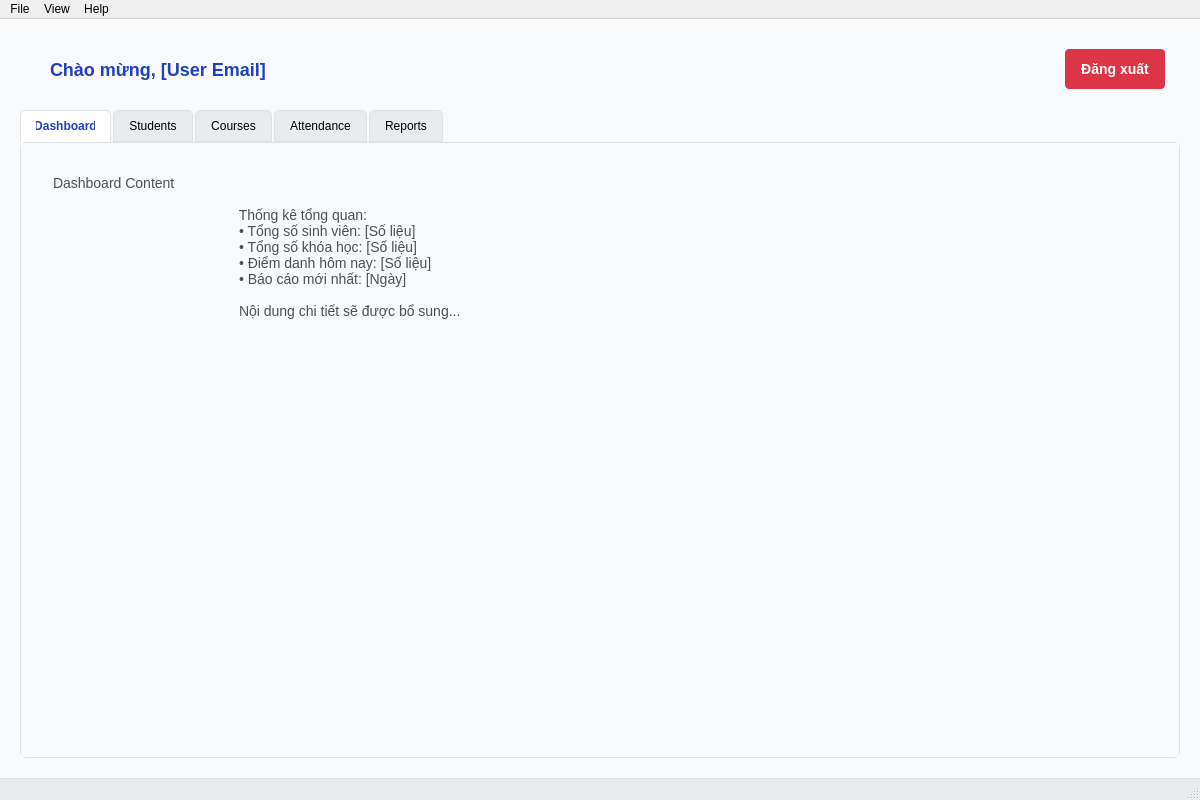
Above: app.ui from nguyendan07/seminary-management-system before the change. Below: the same form after it.
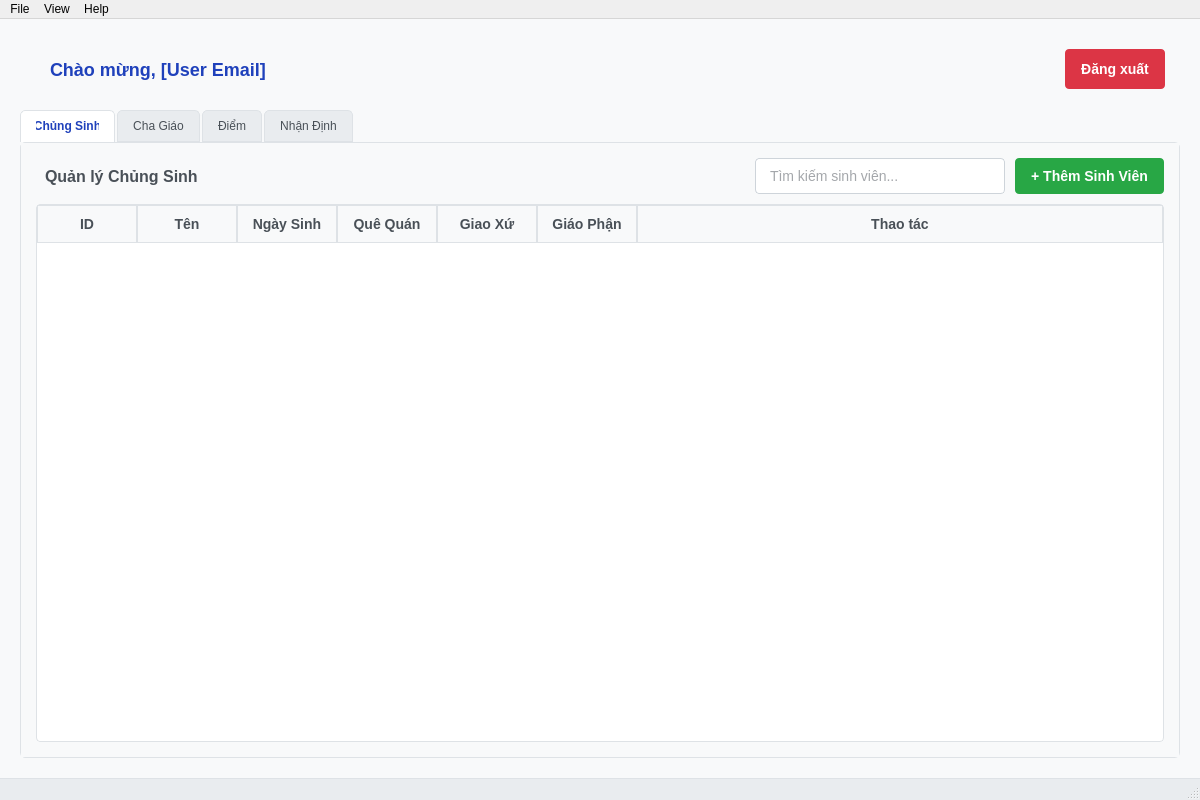
That is the form after the change.

Commit message: feat: Implement student management module with CRUD operations

What changed in the file:
```diff
--- a/app.ui
+++ b/app.ui
@@ -122,72 +122,247 @@
                 <item>
                     <widget class="QTabWidget" name="tabWidget">
                         <property name="styleSheet">
-                            <string notr="true">QTabWidget::pane {
-                                border: 1px solid #dee2e6;
-                                background-color: white;
-                                border-radius: 5px;
+                            <string notr="true">
+                                QTabWidget::pane {
+                                    border: 1px solid #dee2e6;
+                                    background-color: white;
+                                    border-radius: 5px;
                                 }
 
                                 QTabBar::tab {
-                                background-color: #e9ecef;
-                                border: 1px solid #dee2e6;
-                                padding: 8px 15px;
-                                margin-right: 2px;
-                                border-top-left-radius: 5px;
-                                border-top-right-radius: 5px;
+                                    background-color: #e9ecef;
+                                    color: #495057;
+                                    border: 1px solid #dee2e6;
+                                    padding: 8px 15px;
+                                    margin-right: 2px;
+                                    border-top-left-radius: 5px;
+                                    border-top-right-radius: 5px;
                                 }
 
                                 QTabBar::tab:selected {
-                                background-color: white;
-                                border-bottom: 1px solid white;
-                                color: #1F41BB;
-                                font-weight: bold;
+                                    background-color: white;
+                                    border-bottom: 1px solid white;
+                                    color: #1F41BB;
+                                    font-weight: bold;
                                 }
 
                                 QTabBar::tab:hover {
-                                background-color: #f8f9fa;
-                                }</string>
+                                    background-color: #f8f9fa;
+                                }
+                            </string>
                         </property>
                         <property name="currentIndex">
                             <number>0</number>
                         </property>
                         <widget class="QWidget" name="dashboardTab">
                             <attribute name="title">
-                                <string>Dashboard</string>
+                                <string>Chủng Sinh</string>
                             </attribute>
-                            <layout class="QVBoxLayout" name="dashboardLayout">
+                            <layout class="QVBoxLayout" name="studentLayout">
+                                <property name="spacing">
+                                    <number>10</number>
+                                </property>
+                                <property name="leftMargin">
+                                    <number>15</number>
+                                </property>
+                                <property name="topMargin">
+                                    <number>15</number>
+                                </property>
+                                <property name="rightMargin">
+                                    <number>15</number>
+                                </property>
+                                <property name="bottomMargin">
+                                    <number>15</number>
+                                </property>
                                 <item>
-                                    <widget class="QLabel" name="dashboardContent">
+                                    <layout class="QHBoxLayout" name="studentToolbarLayout">
+                                        <property name="spacing">
+                                            <number>10</number>
+                                        </property>
+                                        <item>
+                                            <widget class="QLabel" name="studentTitleLabel">
+                                                <property name="styleSheet">
+                                                    <string notr="true">QLabel {
+                                                        font-size: 16px;
+                                                        font-weight: bold;
+                                                        color: #495057;
+                                                        padding: 5px;
+                                                        }</string>
+                                                </property>
+                                                <property name="text">
+                                                    <string>Quản lý Chủng Sinh</string>
+                                                </property>
+                                            </widget>
+                                        </item>
+                                        <item>
+                                            <spacer name="studentToolbarSpacer">
+                                                <property name="orientation">
+                                                    <enum>Qt::Orientation::Horizontal</enum>
+                                                </property>
+                                                <property name="sizeHint" stdset="0">
+                                                    <size>
+                                                        <width>40</width>
+                                                        <height>20</height>
+                                                    </size>
+                                                </property>
+                                            </spacer>
+                                        </item>
+                                        <item>
+                                            <widget class="QLineEdit" name="studentSearchEdit">
+                                                <property name="maximumSize">
+                                                    <size>
+                                                        <width>250</width>
+                                                        <height>16777215</height>
+                                                    </size>
+                                                </property>
+                                                <property name="styleSheet">
+                                                    <string notr="true">
+                                                        QLineEdit {
+                                                            padding: 8px 12px;
+                                                            border: 1px solid #ced4da;
+                                                            border-radius: 4px;
+                                                            font-size: 14px;
+                                                            background-color: white;
+                                                            color: #495057;
+                                                        }
+                                                        QLineEdit:focus {
+                                                            border-color: #1F41BB;
+                                                            outline: none;
+                                                        }</string>
+                                                </property>
+                                                <property name="placeholderText">
+                                                    <string>Tìm kiếm sinh viên...</string>
+                                                </property>
+                                            </widget>
+                                        </item>
+                                        <item>
+                                            <widget class="QPushButton" name="addStudentButton">
+                                                <property name="maximumSize">
+                                                    <size>
+                                                        <width>150</width>
+                                                        <height>40</height>
+                                                    </size>
+                                                </property>
+                                                <property name="styleSheet">
+                                                    <string notr="true">
+                                                        QPushButton {
+                                                            background-color: #28a745;
+                                                            color: white;
+                                                            border: none;
+                                                            padding: 8px 16px;
+                                                            border-radius: 4px;
+                                                            font-weight: bold;
+                                                            font-size: 14px;
+                                                        }
+                                                        QPushButton:hover {
+                                                            background-color: #218838;
+                                                        }
+                                                        QPushButton:pressed {
+                                                            background-color: #1e7e34;
+                                                        }</string>
+                                                </property>
+                                                <property name="text">
+                                                    <string>+ Thêm Sinh Viên</string>
+                                                </property>
+                                            </widget>
+                                        </item>
+                                    </layout>
+                                </item>
+                                <item>
+                                    <widget class="QTableWidget" name="studentTableWidget">
                                         <property name="styleSheet">
-                                            <string notr="true">QLabel {
-                                                font-size: 14px;
-                                                color: #495057;
-                                                padding: 20px;
-                                                line-height: 1.5;
-                                                }</string>
+                                            <string notr="true">
+                                                QTableWidget {
+                                                    gridline-color: #dee2e6;
+                                                    background-color: white;
+                                                    border: 1px solid #dee2e6;
+                                                    border-radius: 4px;
+                                                    selection-background-color: #e3f2fd;
+                                                }
+                                                
+                                                QHeaderView::section {
+                                                    background-color: #f8f9fa;
+                                                    color: #495057;
+                                                    border: 1px solid #dee2e6;
+                                                    padding: 8px 12px;
+                                                    font-weight: bold;
+                                                    font-size: 14px;
+                                                }
+                                                
+                                                QTableWidget::item {
+                                                    padding: 8px 12px;
+                                                    border-bottom: 1px solid #dee2e6;
+                                                    font-size: 13px;
+                                                    color: #495057;
+                                                }
+                                                
+                                                QTableWidget::item:selected {
+                                                    background-color: #e3f2fd;
+                                                    color: #1976d2;
+                                                }
+                                                
+                                                QTableWidget::item:hover {
+                                                    background-color: #f5f5f5;
+                                                }
+                                            </string>
                                         </property>
-                                        <property name="text">
-                                            <string>Dashboard Content
-
-                                                Thống kê tổng quan:
-                                                • Tổng số sinh viên: [Số liệu]
-                                                • Tổng số khóa học: [Số liệu]
-                                                • Điểm danh hôm nay: [Số liệu]
-                                                • Báo cáo mới nhất: [Ngày]
-
-                                                Nội dung chi tiết sẽ được bổ sung...</string>
+                                        <property name="alternatingRowColors">
+                                            <bool>true</bool>
                                         </property>
-                                        <property name="alignment">
-                                            <set>
-                                                Qt::AlignmentFlag::AlignLeading|Qt::AlignmentFlag::AlignLeft|Qt::AlignmentFlag::AlignTop</set>
+                                        <property name="selectionBehavior">
+                                            <enum>QAbstractItemView::SelectRows</enum>
                                         </property>
+                                        <property name="sortingEnabled">
+                                            <bool>true</bool>
+                                        </property>
+                                        <attribute name="horizontalHeaderCascadingSectionResizes">
+                                            <bool>false</bool>
+                                        </attribute>
+                                        <attribute name="horizontalHeaderStretchLastSection">
+                                            <bool>true</bool>
+                                        </attribute>
+                                        <column>
+                                            <property name="text">
+                                                <string>ID</string>
+                                            </property>
+                                        </column>
+                                        <column>
+                                            <property name="text">
+                                                <string>Tên</string>
+                                            </property>
+                                        </column>
+                                        <column>
+                                            <property name="text">
+                                                <string>Ngày Sinh</string>
+                                            </property>
+                                        </column>
+                                        <column>
+                                            <property name="text">
+                                                <string>Quê Quán</string>
+                                            </property>
+                                        </column>
+                                        <column>
+                                            <property name="text">
+                                                <string>Giao Xứ</string>
+                                            </property>
+                                        </column>
+                                        <column>
+                                            <property name="text">
+                                                <string>Giáo Phận</string>
+                                            </property>
+                                        </column>
+                                        <column>
+                                            <property name="text">
+                                                <string>Thao tác</string>
+                                            </property>
+                                        </column>
                                     </widget>
                                 </item>
                             </layout>
                         </widget>
                         <widget class="QWidget" name="studentsTab">
                             <attribute name="title">
-                                <string>Students</string>
+                                <string>Cha Giáo</string>
                             </attribute>
                             <layout class="QVBoxLayout" name="studentsLayout">
                                 <item>
@@ -222,7 +397,7 @@
                         </widget>
                         <widget class="QWidget" name="coursesTab">
                             <attribute name="title">
-                                <string>Courses</string>
+                                <string>Điểm</string>
                             </attribute>
                             <layout class="QVBoxLayout" name="coursesLayout">
                                 <item>
@@ -257,7 +432,7 @@
                         </widget>
                         <widget class="QWidget" name="attendanceTab">
                             <attribute name="title">
-                                <string>Attendance</string>
+                                <string>Nhận Định</string>
                             </attribute>
                             <layout class="QVBoxLayout" name="attendanceLayout">
                                 <item>
@@ -290,41 +465,6 @@
                                 </item>
                             </layout>
                         </widget>
-                        <widget class="QWidget" name="reportsTab">
-                            <attribute name="title">
-                                <string>Reports</string>
-                            </attribute>
-                            <layout class="QVBoxLayout" name="reportsLayout">
-                                <item>
-                                    <widget class="QLabel" name="reportsContent">
-                                        <property name="styleSheet">
-                                            <string notr="true">QLabel {
-                                                font-size: 14px;
-                                                color: #495057;
-                                                padding: 20px;
-                                                line-height: 1.5;
-                                                }</string>
-                                        </property>
-                                        <property name="text">
-                                            <string>Reports Management
-
-                                                Chức năng báo cáo:
-                                                • Báo cáo tổng quan
-                                                • Báo cáo sinh viên
-                                                • Báo cáo khóa học
-                                                • Báo cáo điểm danh
-                                                • Xuất file Excel/PDF
-
-                                                Module này đang được phát triển...</string>
-                                        </property>
-                                        <property name="alignment">
-                                            <set>
-                                                Qt::AlignmentFlag::AlignLeading|Qt::AlignmentFlag::AlignLeft|Qt::AlignmentFlag::AlignTop</set>
-                                        </property>
-                                    </widget>
-                                </item>
-                            </layout>
-                        </widget>
                     </widget>
                 </item>
             </layout>
```
Left out of the diff: 108 changed lines with no effect on the pictures. The commit also changes 6 other files.
